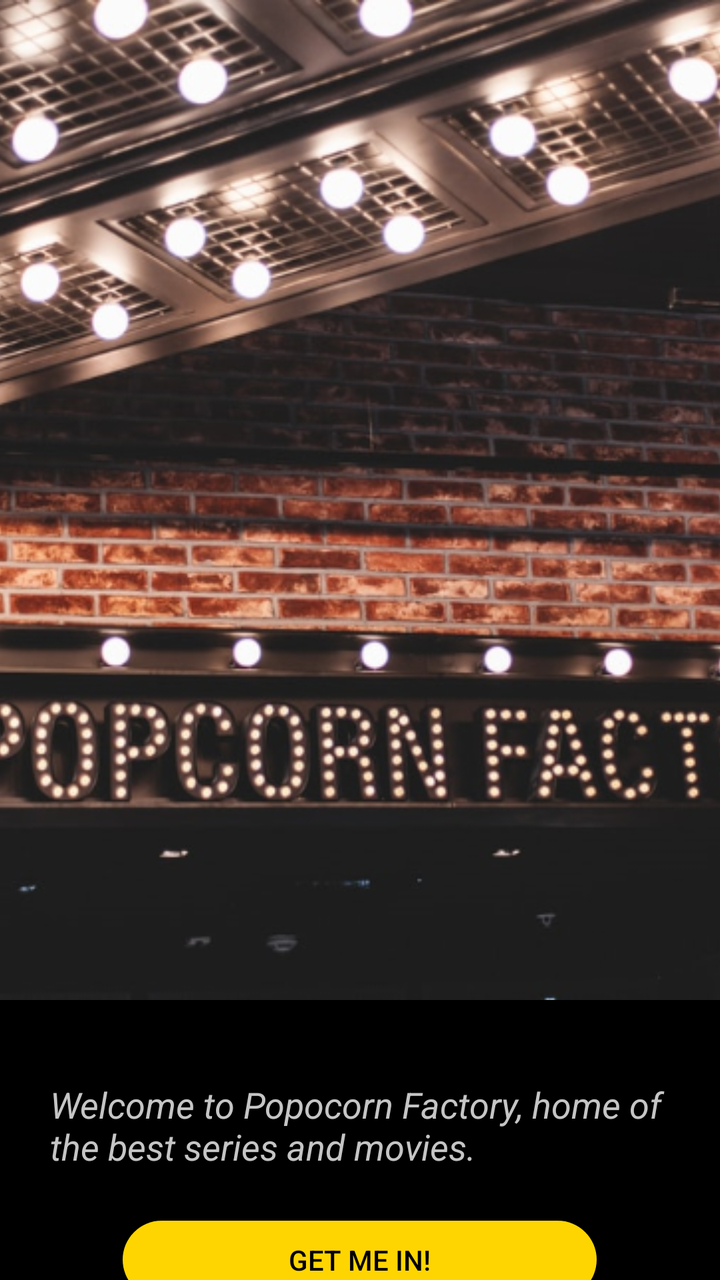
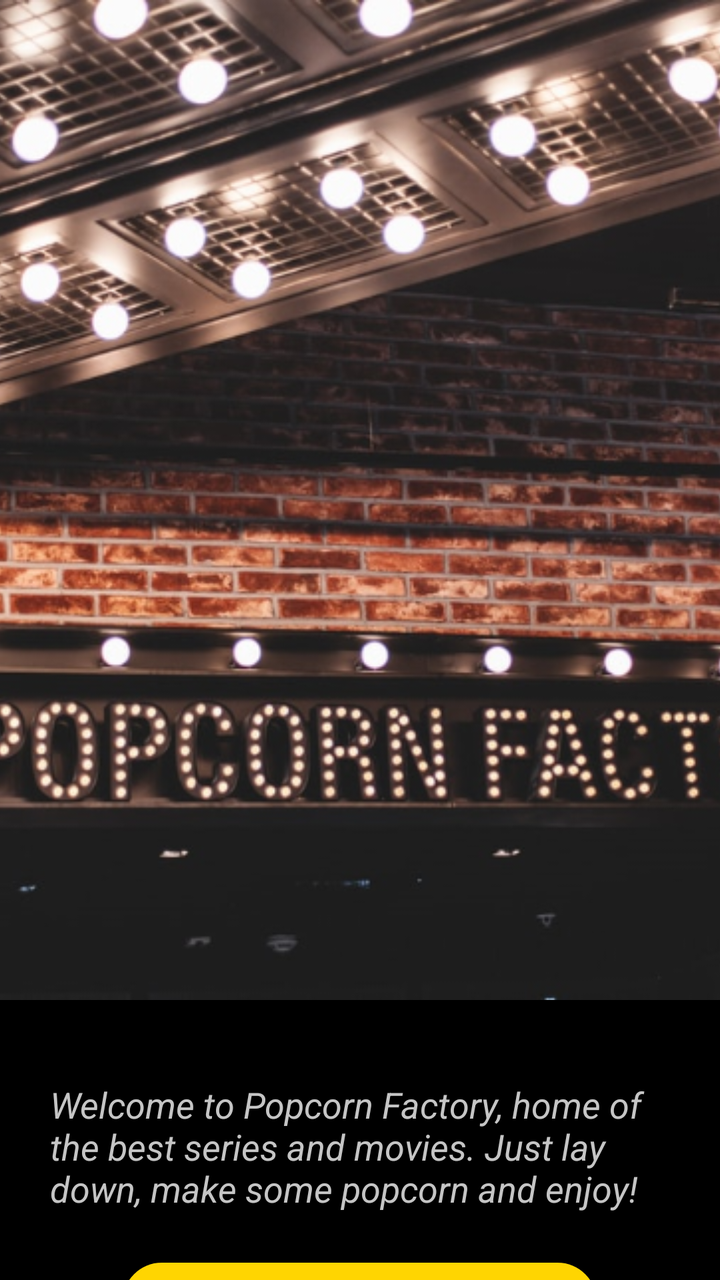

Screens rendered from an Android XML layout before and after an edit, with the pre-edit source and the edit as a unified diff.
<!-- AndroidManifest.xml: application theme Theme.Practica5_241400 -->
<!-- res/layout/activity_main.xml -->
<?xml version="1.0" encoding="utf-8"?>
<LinearLayout xmlns:android="http://schemas.android.com/apk/res/android"
    xmlns:app="http://schemas.android.com/apk/res-auto"
    xmlns:tools="http://schemas.android.com/tools"
    android:id="@+id/main"
    android:layout_width="match_parent"
    android:layout_height="match_parent"
    android:orientation="vertical"
    android:background="@color/black"
    tools:context=".MainActivity">

    <ImageView
        android:layout_width="match_parent"
        android:layout_height="500dp"
        android:scaleType="centerCrop"
        android:src="@drawable/popcorn"/>

    <LinearLayout
        android:layout_width="match_parent"
        android:layout_height="match_parent"
        android:orientation="vertical"
        android:background="@color/black">

        <TextView
            android:layout_marginTop="40dp"
            android:paddingHorizontal="25dp"
            android:layout_height="wrap_content"
            android:layout_width="match_parent"
            android:text="@string/welcome"
            android:textColor="@color/mainText"
            android:textSize="18sp"
            android:textStyle="italic"/>

        <Button
            android:id="@+id/boton"
            android:layout_marginTop="25dp"
            android:layout_width="237dp"
            android:layout_height="39dp"
            android:text="@string/getMeIn"
            android:textAlignment="center"
            android:textColor="@color/black"
            android:layout_gravity="center"
            android:background="@drawable/round_button"/>

    </LinearLayout>

</LinearLayout>
<!-- resources referenced by this layout -->
<resources>
  <color name="black">#FF000000</color>
  <color name="mainText">#C5C5C5</color>
  <!-- drawable popcorn: png bitmap (drawable-hdpi, 648361 bytes) -->
  <!-- drawable round_button (drawable) -->
  <?xml version="1.0" encoding="utf-8"?>
  <selector xmlns:android="http://schemas.android.com/apk/res/android">
      <item>
          <shape android:shape="rectangle">
              <solid android:color="@color/yellow"/>
                  <corners android:radius="50dp"/>
          </shape>
      </item>
  </selector>
  <string name="getMeIn">GET ME IN!</string>
  <string name="welcome">Welcome to Popocorn Factory, home of the best series and movies.</string>
  <style name="Theme.Practica5_241400" parent="Base.Theme.Practica5_241400" />
  <color name="yellow">#FFD501</color>
  <style name="Base.Theme.Practica5_241400" parent="Theme.Material3.DayNight.NoActionBar">
          
          
          <item name="colorPrimary">@color/yellow</item>
      </style>
</resources>

<!-- the commit's change to res/layout/activity_main.xml (unified diff, before → after) -->
@@ -2,7 +2,6 @@
 <LinearLayout xmlns:android="http://schemas.android.com/apk/res/android"
     xmlns:app="http://schemas.android.com/apk/res-auto"
     xmlns:tools="http://schemas.android.com/tools"
-    android:id="@+id/main"
     android:layout_width="match_parent"
     android:layout_height="match_parent"
     android:orientation="vertical"
@@ -24,15 +23,15 @@
         <TextView
             android:layout_marginTop="40dp"
             android:paddingHorizontal="25dp"
+            android:layout_width="match_parent"
             android:layout_height="wrap_content"
-            android:layout_width="match_parent"
             android:text="@string/welcome"
             android:textColor="@color/mainText"
             android:textSize="18sp"
-            android:textStyle="italic"/>
+            android:textStyle="italic" />
 
         <Button
-            android:id="@+id/boton"
+            android:id="@+id/botonP"
             android:layout_marginTop="25dp"
             android:layout_width="237dp"
             android:layout_height="39dp"
@@ -40,7 +39,7 @@
             android:textAlignment="center"
             android:textColor="@color/black"
             android:layout_gravity="center"
-            android:background="@drawable/round_button"/>
+            android:background="@drawable/round_button" />
 
     </LinearLayout>
 
<!-- resource entries referenced after the edit -->
@@ -6,19 +6,19 @@
   <!-- drawable round_button (drawable) -->
   <?xml version="1.0" encoding="utf-8"?>
   <selector xmlns:android="http://schemas.android.com/apk/res/android">
-      <item>
-          <shape android:shape="rectangle">
-              <solid android:color="@color/yellow"/>
-                  <corners android:radius="50dp"/>
-          </shape>
-      </item>
+  <item>
+      <shape android:shape="rectangle">
+          <solid android:color="@color/yellow"/>
+          <corners android:radius="50dp"/>
+      </shape>
+  </item>
   </selector>
   <string name="getMeIn">GET ME IN!</string>
-  <string name="welcome">Welcome to Popocorn Factory, home of the best series and movies.</string>
-  <style name="Theme.Practica5_241400" parent="Base.Theme.Practica5_241400" />
+  <string name="welcome">Welcome to Popcorn Factory, home of the best series and movies.
+      Just lay down, make some popcorn and enjoy!</string>
+  <style name="Theme.Practica5" parent="Base.Theme.Practica5" />
   <color name="yellow">#FFD501</color>
-  <style name="Base.Theme.Practica5_241400" parent="Theme.Material3.DayNight.NoActionBar">
-          
+  <style name="Base.Theme.Practica5" parent="Theme.Material3.DayNight.NoActionBar">
           
           <item name="colorPrimary">@color/yellow</item>
       </style>
